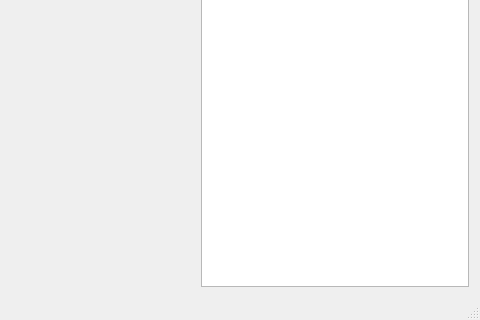
The window that src/MainWindow.ui (CS1C-BitB/ModelBois) describes before a commit, drawn with Qt 5; both pictures show x 800 to 1280 and y 400 to 720 of the 1280 by 720 pixel window.
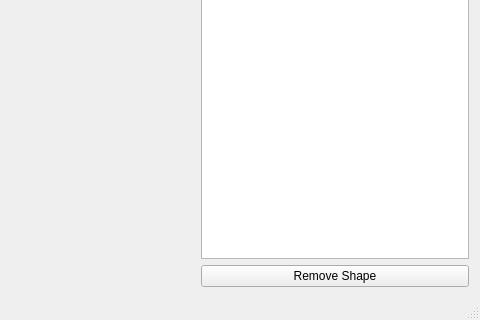
The same window after the commit. Custom widgets are drawn as their Qt base class.

Commit message: Stub buttons for list add and remove

Diff of the .ui file:
```diff
--- a/src/MainWindow.ui
+++ b/src/MainWindow.ui
@@ -94,6 +94,19 @@
        </column>
       </widget>
      </item>
+     <item>
+      <widget class="QPushButton" name="remove">
+       <property name="sizePolicy">
+        <sizepolicy hsizetype="Minimum" vsizetype="Fixed">
+         <horstretch>0</horstretch>
+         <verstretch>0</verstretch>
+        </sizepolicy>
+       </property>
+       <property name="text">
+        <string>Remove Shape</string>
+       </property>
+      </widget>
+     </item>
     </layout>
    </widget>
   </widget>
```
The commit also changes 10 other files.
